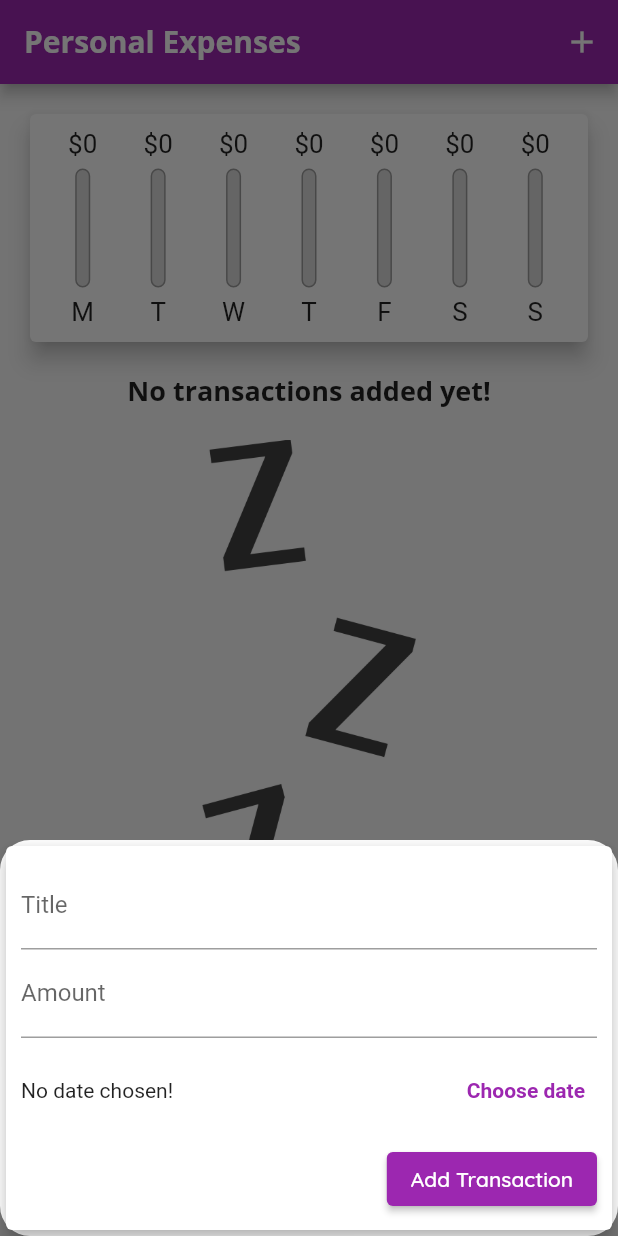
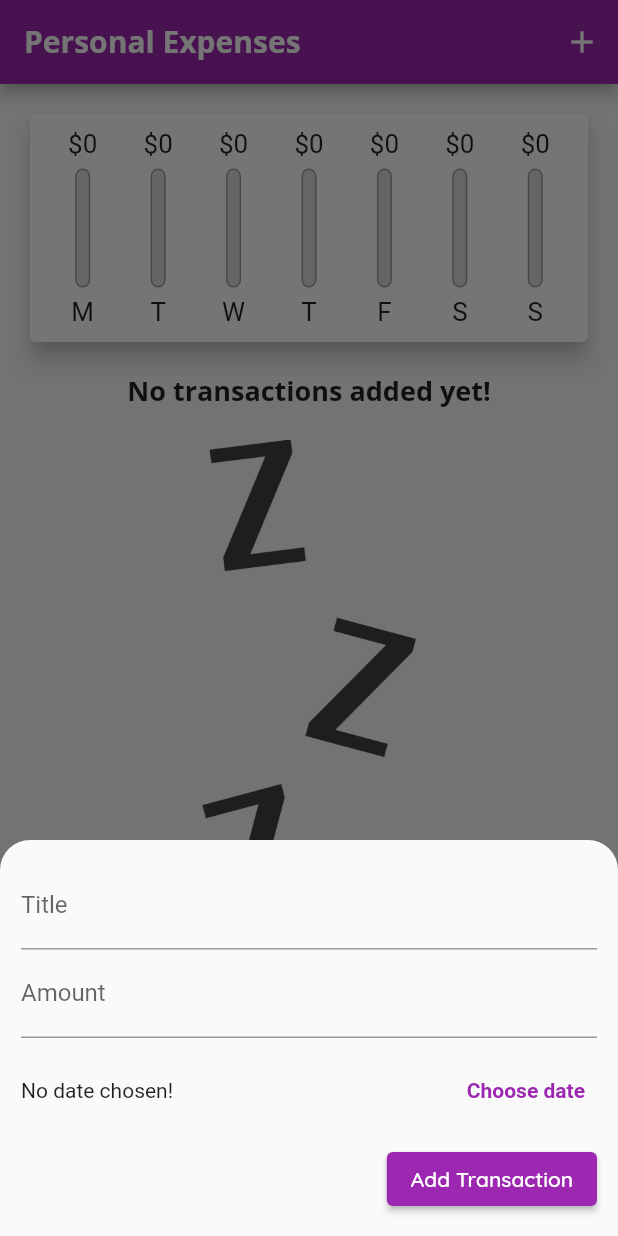
Before and after one commit to yuvraj0028/flutter-expense-tracker, a Flutter app: the screen it shows after launch, after a tap on the "add" icon, on a phone screen of 412 x 824 dp. Run offline on Flutter 3.47's test engine with Material 2 defaults, Android fonts, the phone set to English and light mode, and no system bars.

Commit message:
UI fixes

```diff
--- a/lib/main.dart
+++ b/lib/main.dart
@@ -106,8 +106,9 @@ class _MyHomePageState extends State<MyHomePage> {
 
   void _startAddNewTransaction(BuildContext ctx) {
     showModalBottomSheet(
-      shape: RoundedRectangleBorder(
-        borderRadius: BorderRadius.circular(20),
+      shape: const RoundedRectangleBorder(
+        borderRadius: BorderRadius.only(
+            topLeft: Radius.circular(20), topRight: Radius.circular(20)),
       ),
       isScrollControlled: true,
       context: ctx,
--- a/lib/widgets/new_transaction.dart
+++ b/lib/widgets/new_transaction.dart
@@ -66,7 +66,8 @@ class _NewTransactionState extends State<NewTransaction> {
   Widget build(BuildContext context) {
     return SingleChildScrollView(
       child: Card(
-        elevation: 5,
+        color: Colors.transparent,
+        elevation: 0,
         child: Container(
           padding: EdgeInsets.only(
             top: 10,
```
